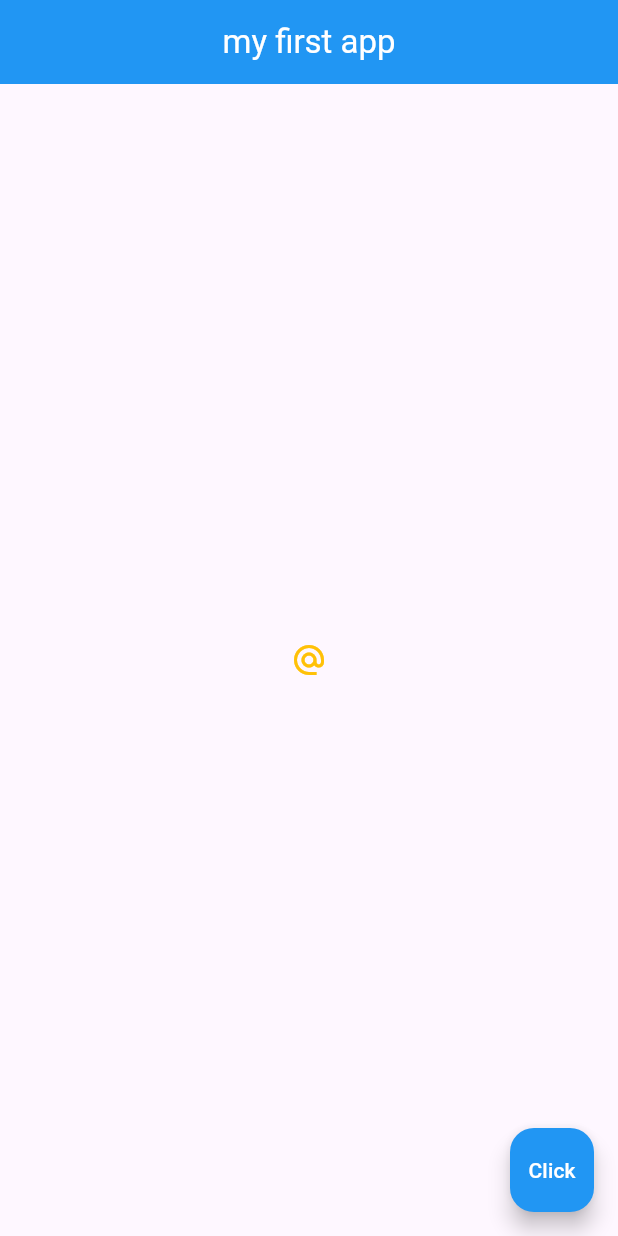
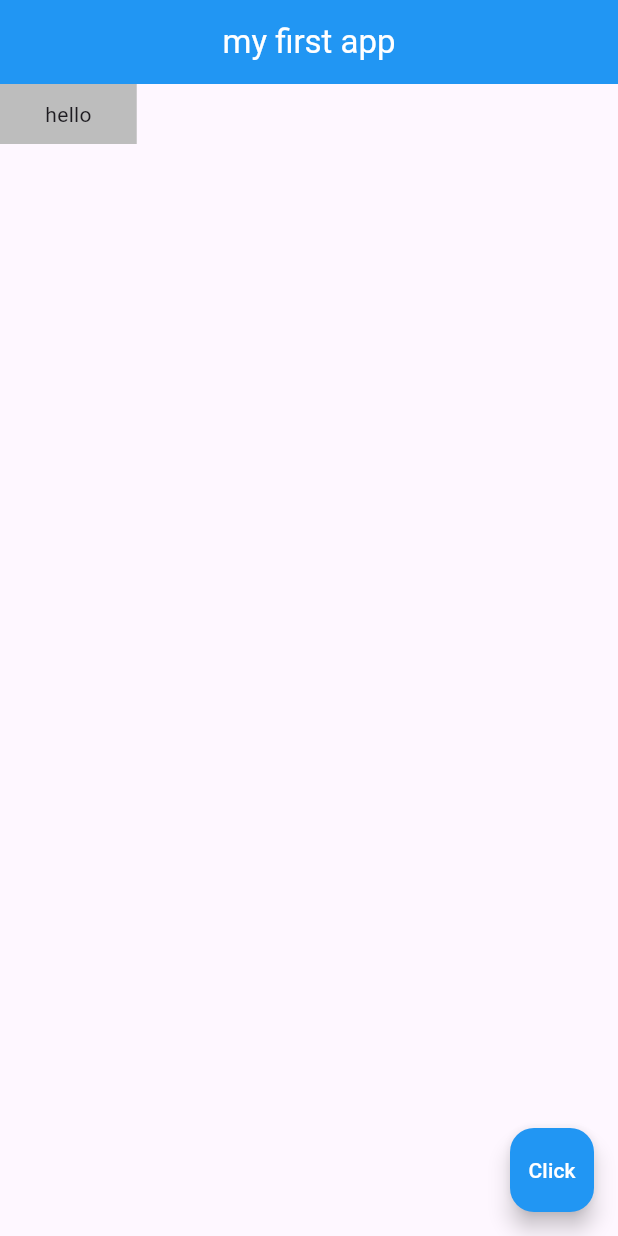
Before and after one commit to Prihantoedi/FlutterTest, a Flutter app: the screen it shows after launch, on a phone screen of 412 x 824 dp. Run offline on Flutter 3.47's test engine with Material 3 defaults, Android fonts, the phone set to English and light mode, and no system bars.

Commit message:
set the container and the padding

```diff
--- a/lib/main.dart
+++ b/lib/main.dart
@@ -20,14 +20,10 @@ class Home extends StatelessWidget{
           backgroundColor: Colors.blue,
           centerTitle: true,
         ),
-        body: Center(
-          child: IconButton(
-              onPressed: (){
-                print("you clicked me");
-              },
-              icon: Icon(Icons.alternate_email),
-              color: Colors.amber,
-          )
+        body: Container(
+          padding: EdgeInsets.symmetric(horizontal: 30.0, vertical: 10.0),
+          color: Colors.grey[400],
+          child: Text('hello'),
         ),
         floatingActionButton: FloatingActionButton(
           onPressed: (){},
```
